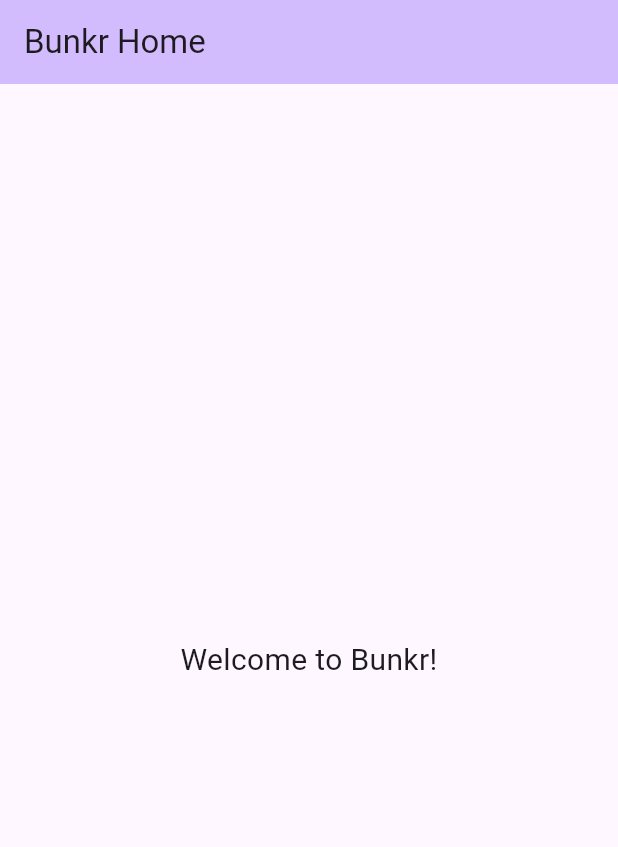
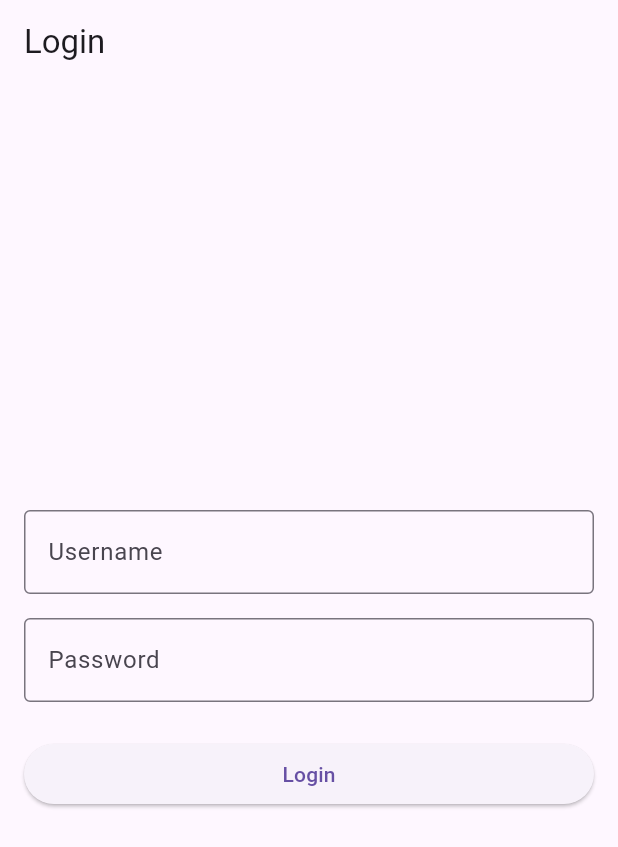
Before and after one commit to AsilMehaboob/BUNKR, a Flutter app: the screen it shows after launch, on a phone screen of 412 x 824 dp. Shown: the top 847 px of the screen. Run offline on Flutter 3.47's test engine with Material 3 defaults, Android fonts, the phone set to English and light mode, and no system bars; our stand-ins replace dio, flutter_secure_storage.

Commit message:
login initialised

```diff
--- a/lib/main.dart
+++ b/lib/main.dart
@@ -1,4 +1,5 @@
 import 'package:flutter/material.dart';
+import 'screens/login_screen.dart';
 
 void main() {
   runApp(const MyApp());
@@ -10,35 +11,12 @@ class MyApp extends StatelessWidget {
   @override
   Widget build(BuildContext context) {
     return MaterialApp(
-      title: 'Bunkr',
-      theme: ThemeData(
-        colorScheme: ColorScheme.fromSeed(seedColor: Colors.deepPurple),
-        useMaterial3: true,
-      ),
-      home: const MyHomePage(title: 'Bunkr Home'),
+      title: 'Ezygo Replica',
+      initialRoute: '/',
+      routes: {
+        '/': (context) => const LoginScreen(),
+        '/home': (context) => const Scaffold(body: Center(child: Text('Home'))),
+      },
     );
   }
 }
-
-class MyHomePage extends StatelessWidget {
-  const MyHomePage({super.key, required this.title});
-
-  final String title;
-
-  @override
-  Widget build(BuildContext context) {
-    return Scaffold(
-      appBar: AppBar(
-        backgroundColor: Theme.of(context).colorScheme.inversePrimary,
-        title: Text(title),
-      ),
-      body: const Center(
-        child: Text(
-          'Welcome to Bunkr!',
-          textAlign: TextAlign.center,
-          style: TextStyle(fontSize: 20),
-        ),
-      ),
-    );
-  }
-}
--- /dev/null
+++ b/lib/screens/login_screen.dart
@@ -0,0 +1,81 @@
+import 'package:flutter/material.dart';
+import '../services/auth_service.dart';
+
+class LoginScreen extends StatefulWidget {
+  const LoginScreen({Key? key}) : super(key: key);
+
+  @override
+  State<LoginScreen> createState() => _LoginScreenState();
+}
+
+class _LoginScreenState extends State<LoginScreen> {
+  final TextEditingController _usernameController = TextEditingController();
+  final TextEditingController _passwordController = TextEditingController();
+  final AuthService _authService = AuthService();
+  bool _isLoading = false;
+
+  Future<void> _handleLogin() async {
+    setState(() => _isLoading = true);
+    final success = await _authService.login(
+      username: _usernameController.text.trim(),
+      password: _passwordController.text,
+      stayLoggedIn: false,
+    );
+    setState(() => _isLoading = false);
+
+    if (success) {
+      Navigator.pushReplacementNamed(context, '/home');
+    } else {
+      if (mounted) {
+        ScaffoldMessenger.of(context).showSnackBar(
+          const SnackBar(content: Text('Login failed. Please try again.')),
+        );
+      }
+    }
+  }
+
+  @override
+  Widget build(BuildContext context) {
+    return Scaffold(
+      appBar: AppBar(
+        title: const Text('Login'),
+      ),
+      body: Center(
+        child: Padding(
+          padding: const EdgeInsets.all(16.0),
+          child: Column(
+            mainAxisSize: MainAxisSize.min,
+            children: [
+              TextField(
+                controller: _usernameController,
+                decoration: const InputDecoration(
+                  labelText: 'Username',
+                  border: OutlineInputBorder(),
+                ),
+              ),
+              const SizedBox(height: 16),
+              TextField(
+                controller: _passwordController,
+                decoration: const InputDecoration(
+                  labelText: 'Password',
+                  border: OutlineInputBorder(),
+                ),
+                obscureText: true,
+              ),
+              const SizedBox(height: 24),
+              SizedBox(
+                width: double.infinity,
+                child: _isLoading
+                    ? const Center(child: CircularProgressIndicator())
+                    : ElevatedButton(
+                        onPressed: _handleLogin,
+                        child: const Text('Login'),
+                      ),
+              ),
+            ],
+          ),
+        ),
+      ),
+    );
+  }
+}
--- /dev/null
+++ b/lib/services/auth_service.dart
@@ -0,0 +1,76 @@
+// lib/services/auth_service.dart
+
+import 'package:dio/dio.dart';
+import 'package:flutter_secure_storage/flutter_secure_storage.dart';
+
+class AuthService {
+  final Dio _dio;
+  final FlutterSecureStorage _storage = const FlutterSecureStorage();
+
+  AuthService()
+      : _dio = Dio(BaseOptions(
+          baseUrl: 'https://production.api.ezygo.app/api/v1',
+          contentType: 'application/json; charset=UTF-8',
+          responseType: ResponseType.json,
+          validateStatus: (status) => status != null && status < 600,
+          headers: {
+            'Accept': 'application/json, text/plain, */*',
+            // Removed 'Origin' and 'Referer' as they are unsafe headers
+          },
+        ))
+          ..interceptors.add(
+            LogInterceptor(
+              requestHeader: true,
+              requestBody: true,
+              responseHeader: true,
+              responseBody: true,
+              logPrint: (obj) => print(obj),
+            ),
+          );
+
+  /// Attempts login with given credentials.
+  /// Returns true on HTTP 200 and stores the returned token; false otherwise.
+  Future<bool> login({
+    required String username,
+    required String password,
+    bool stayLoggedIn = false,
+  }) async {
+    final payload = {
+      'username': username,
+      'password': password,
+      'stay_logged_in': stayLoggedIn,
+    };
+
+    try {
+      final response = await _dio.post('/Xcr45_salt/login', data: payload);
+
+      print('→ Status: ${response.statusCode}');
+      print('→ Body:   ${response.data}');
+
+      if (response.statusCode == 200 && response.data['access_token'] != null) {
+        final token = response.data['access_token'] as String;
+        await _storage.write(key: 'auth_token', value: token);
+        return true;
+      }
+    } on DioException catch (e) {
+      print('⚠️ DioException caught: ${e.message}');
+      if (e.response != null) {
+        print('   • response.statusCode = ${e.response?.statusCode}');
+        print('   • response.data       = ${e.response?.data}');
+      }
+    } catch (e) {
+      print('❌ Unexpected error: $e');
+    }
+    return false;
+  }
+
+  /// Retrieves the stored auth token
+  Future<String?> getToken() async {
+    return await _storage.read(key: 'auth_token');
+  }
+
+  /// Clears the stored auth token (logout)
+  Future<void> logout() async {
+    await _storage.delete(key: 'auth_token');
+  }
+}
```
Also changed, not shown: pubspec.yaml (+4 -69 lines), pubspec.lock, 5 other files.
